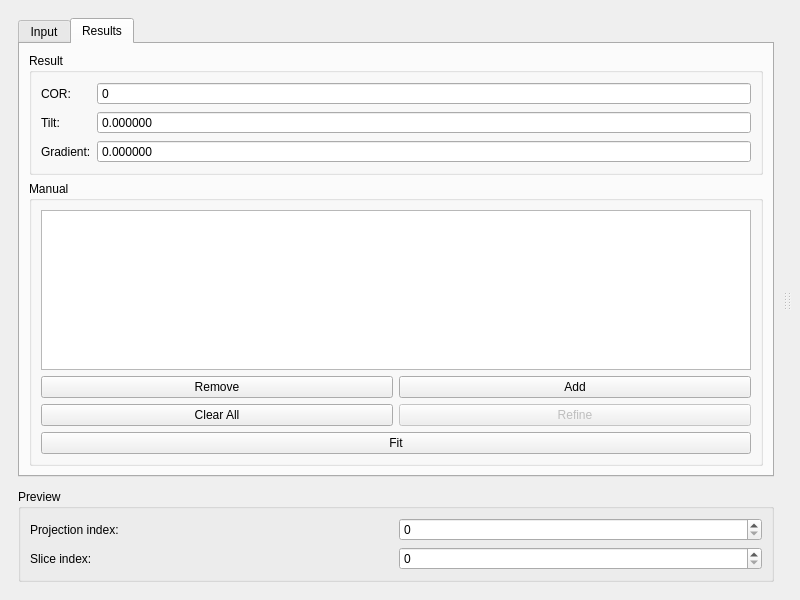
The window that mantidimaging/gui/ui/cor_tilt_window.ui (mantidproject/mantidimaging) describes before a commit, drawn with Qt 5.
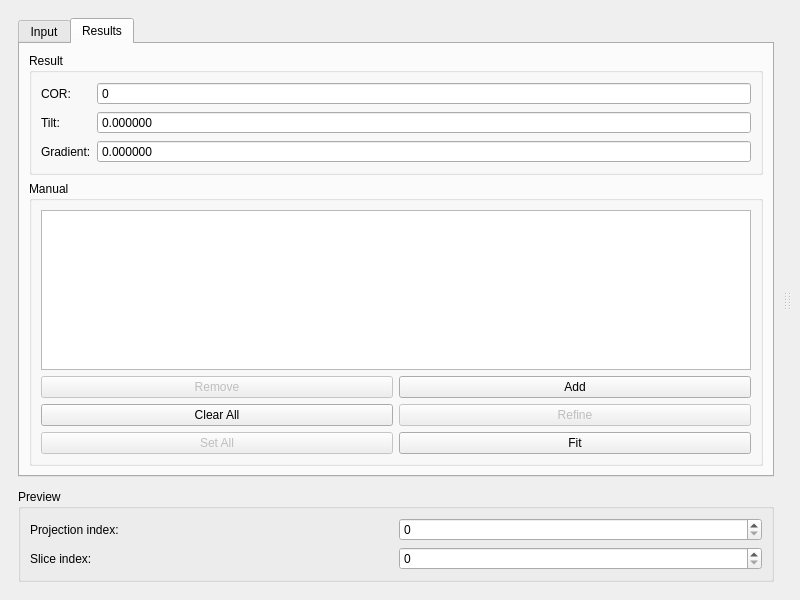
The same window after the commit. The open tabs and pages were chosen to show the change. Custom widgets are drawn as their Qt base class.

Commit message: Option to set all CORs to match selected row

Patch:
```diff
--- a/mantidimaging/gui/ui/cor_tilt_window.ui
+++ b/mantidimaging/gui/ui/cor_tilt_window.ui
@@ -290,6 +290,9 @@
                 <layout class="QGridLayout" name="gridLayout">
                  <item row="0" column="0">
                   <widget class="QPushButton" name="manualRemoveButton">
+                   <property name="enabled">
+                    <bool>false</bool>
+                   </property>
                    <property name="toolTip">
                     <string>&lt;html&gt;&lt;head/&gt;&lt;body&gt;&lt;p&gt;Removes the selected row from the table.&lt;/p&gt;&lt;/body&gt;&lt;/html&gt;</string>
                    </property>
@@ -328,7 +331,7 @@
                    </property>
                   </widget>
                  </item>
-                 <item row="2" column="0" colspan="2">
+                 <item row="2" column="1">
                   <widget class="QPushButton" name="manualFitButton">
                    <property name="toolTip">
                     <string>&lt;html&gt;&lt;head/&gt;&lt;body&gt;&lt;p&gt;Performs linear fit of rows/points in the table.&lt;/p&gt;&lt;p&gt;Requires at least two rows.&lt;/p&gt;&lt;/body&gt;&lt;/html&gt;</string>
@@ -338,6 +341,19 @@
                    </property>
                   </widget>
                  </item>
+                 <item row="2" column="0">
+                  <widget class="QPushButton" name="setAllButton">
+                   <property name="enabled">
+                    <bool>false</bool>
+                   </property>
+                   <property name="toolTip">
+                    <string>&lt;html&gt;&lt;head/&gt;&lt;body&gt;&lt;p&gt;Sets the COR for all rows to match the COR of the selected row&lt;/p&gt;&lt;/body&gt;&lt;/html&gt;</string>
+                   </property>
+                   <property name="text">
+                    <string>Set All</string>
+                   </property>
+                  </widget>
+                 </item>
                 </layout>
                </item>
               </layout>
```
The commit also changes 2 other files.
